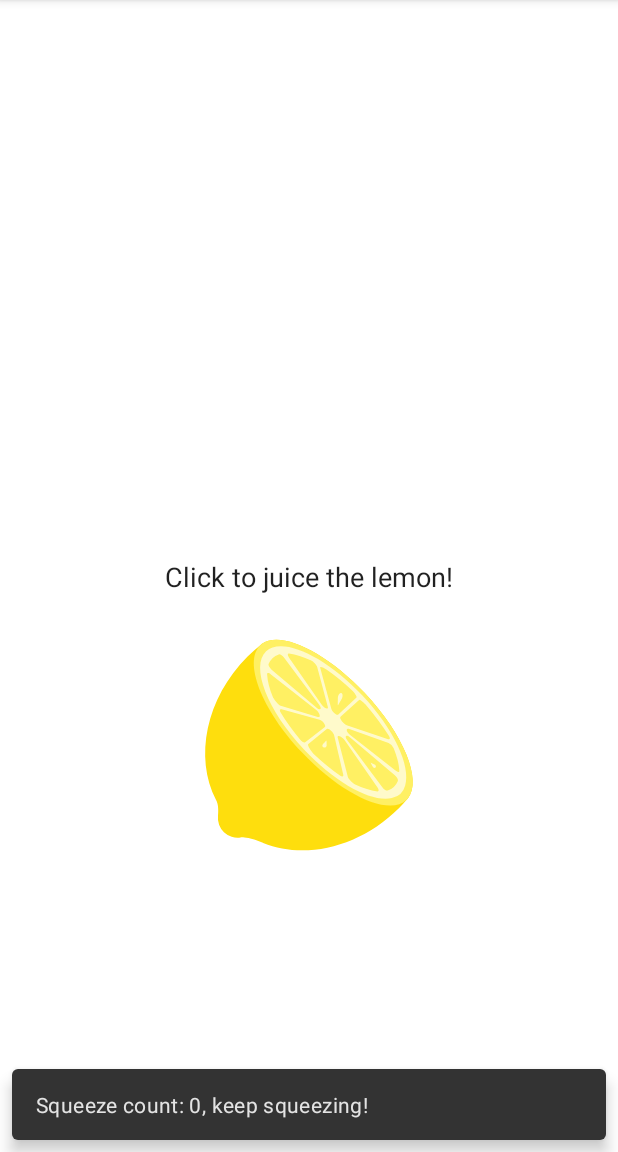
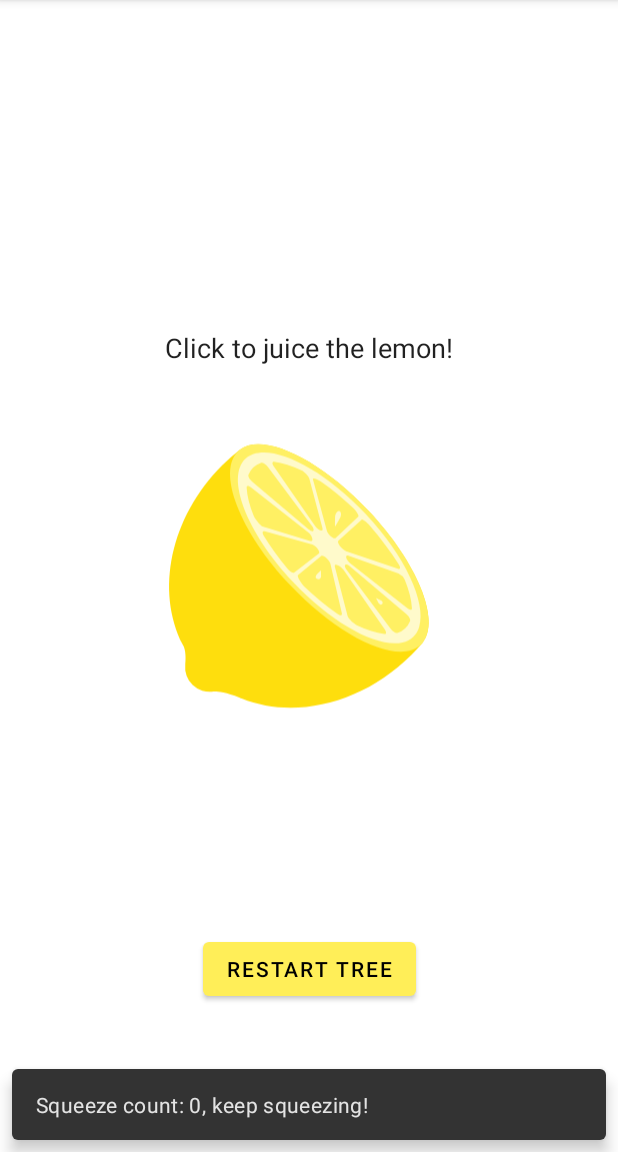
Before and after one commit to JairMendoza/LemonadeApp, an Android app: the screen it shows after launch (MainActivity), after a tap on "TODO", on a phone screen of 412 x 824 dp, the part 84-1236 px from its top. Run offline under Robolectric (Android 15) with nearby library versions, the phone set to English and light mode, and no system bars.

Commit message:
Add three states from the lemon tree

```diff
--- a/app/src/main/java/com/example/lemonade/MainActivity.kt
+++ b/app/src/main/java/com/example/lemonade/MainActivity.kt
@@ -18,6 +18,7 @@ package com.example.lemonade
 import androidx.appcompat.app.AppCompatActivity
 import android.os.Bundle
 import android.util.Log
+import android.widget.Button
 import android.widget.ImageView
 import android.widget.TextView
 import com.google.android.material.snackbar.Snackbar
@@ -35,6 +36,7 @@ class MainActivity : AppCompatActivity() {
     private val LEMONADE_STATE = "LEMONADE_STATE"
     private val LEMON_SIZE = "LEMON_SIZE"
     private val SQUEEZE_COUNT = "SQUEEZE_COUNT"
+    private val LEMON_TREE_COUNT = "LEMON_TREE_COUNT"
     // SELECT represents the "pick lemon" state
     private val SELECT = "select"
     // SQUEEZE represents the "squeeze lemon" state
@@ -49,9 +51,12 @@ class MainActivity : AppCompatActivity() {
     private var lemonSize = -1
     // Default the squeezeCount to -1
     private var squeezeCount = -1
+    // Default  the lemonTreeCount
+    private var lemonTreeCount = 3
 
     private var lemonTree = LemonTree()
     private var lemonImage: ImageView? = null
+    private var restartButton: Button? = null
 
 
 
@@ -68,6 +73,7 @@ class MainActivity : AppCompatActivity() {
             lemonadeState = savedInstanceState.getString(LEMONADE_STATE, "select")
             lemonSize = savedInstanceState.getInt(LEMON_SIZE, -1)
             squeezeCount = savedInstanceState.getInt(SQUEEZE_COUNT, -1)
+            lemonTreeCount = savedInstanceState.getInt(LEMON_TREE_COUNT , 3)
         }
         // === END IF STATEMENT ===
 
@@ -79,8 +85,15 @@ class MainActivity : AppCompatActivity() {
         }
         lemonImage!!.setOnLongClickListener {
             // TODO: replace 'false' with a call to the function that shows the squeeze count
-            false
+            showSnackbar()
         }
+        restartButton = findViewById(R.id.restartTreeButton)
+        restartButton!!.setOnClickListener{
+            if (lemonadeState == SELECT)
+                restartLemonsTree()
+        }
+
+
     }
 
     /**
@@ -92,6 +105,7 @@ class MainActivity : AppCompatActivity() {
         outState.putString(LEMONADE_STATE, lemonadeState)
         outState.putInt(LEMON_SIZE, lemonSize)
         outState.putInt(SQUEEZE_COUNT, squeezeCount)
+        outState.putInt(LEMON_TREE_COUNT, lemonTreeCount)
         super.onSaveInstanceState(outState)
     }
 
@@ -110,11 +124,16 @@ class MainActivity : AppCompatActivity() {
         //  - The squeezeCount should be 0 since we haven't squeezed any lemons just yet.
 
         if (lemonadeState == SELECT) {
-            lemonadeState = SQUEEZE
-            lemonSize = lemonTree.pick()
-            squeezeCount = 0
-            setViewElements()
-            showSnackbar()
+            if (lemonTreeCount == 0){
+                showNoLemons()
+            }
+            else {
+                lemonadeState = SQUEEZE
+                lemonSize = lemonTree.pick()
+                squeezeCount = 0
+                lemonTreeCount -= 1
+                setViewElements()
+            }
         }
 
         // TODO: When the image is clicked in the SQUEEZE state the squeezeCount needs to be
@@ -161,12 +180,18 @@ class MainActivity : AppCompatActivity() {
 
         val state = when(lemonadeState){
             SELECT -> {
-                lemonImage?.setImageResource(R.drawable.lemon_tree)
+                val lemons = when(lemonTreeCount){
+                    3 -> lemonImage?.setImageResource(R.drawable.lemon_tree)
+                    2 -> lemonImage?.setImageResource(R.drawable.tree_with_2_lemons)
+                    1 -> lemonImage?.setImageResource(R.drawable.tree_with_1_lemons)
+                    else -> lemonImage?.setImageResource(R.drawable.tree_with_no_lemons)
+                }
                 textAction.setText("Click to select a lemon!")
             }
             SQUEEZE ->  {
                 lemonImage?.setImageResource(R.drawable.lemon_squeeze)
                 textAction.setText("Click to juice the lemon!")
+                showSnackbar()
             }
             DRINK -> {
                 lemonImage?.setImageResource(R.drawable.lemon_drink)
@@ -204,6 +229,17 @@ class MainActivity : AppCompatActivity() {
         ).show()
         return true
     }
+
+    private fun showNoLemons(){
+        val alertText = getString(R.string.alert_no_lemons)
+        Snackbar.make(findViewById(R.id.constraint_Layout),
+            alertText,Snackbar.LENGTH_SHORT).show()
+    }
+
+    private fun restartLemonsTree(){
+        lemonTreeCount = 3
+        lemonImage?.setImageResource(R.drawable.lemon_tree)
+    }
 }
 
 /**
@@ -212,6 +248,6 @@ class MainActivity : AppCompatActivity() {
  */
 class LemonTree {
     fun pick(): Int {
-        return (2..4).random()
+        return (2..6).random()
     }
 }
--- a/app/src/main/res/layout/activity_main.xml
+++ b/app/src/main/res/layout/activity_main.xml
@@ -30,20 +30,32 @@
         android:text="@string/lemon_select"
         android:textAppearance="@style/TextAppearance.AppCompat.Body1"
         android:textSize="18sp"
+        app:layout_constraintBottom_toTopOf="@+id/image_lemon_state"
+        app:layout_constraintEnd_toEndOf="parent"
+        app:layout_constraintStart_toStartOf="parent" />
+
+    <ImageView
+        android:id="@+id/image_lemon_state"
+        android:layout_width="200dp"
+        android:layout_height="280dp"
+        android:contentDescription="@string/todo"
+        app:layout_constraintBottom_toBottomOf="parent"
+        app:layout_constraintHorizontal_bias="0.469"
+        app:layout_constraintLeft_toLeftOf="parent"
+        app:layout_constraintRight_toRightOf="parent"
+        app:layout_constraintTop_toTopOf="parent"
+        app:srcCompat="@drawable/lemon_tree"
+        tools:ignore="ImageContrastCheck" />
+
+    <Button
+        android:id="@+id/restartTreeButton"
+        android:layout_width="wrap_content"
+        android:layout_height="wrap_content"
+        android:text="@string/restart_tree_button"
+        android:visibility="visible"
         app:layout_constraintBottom_toBottomOf="parent"
         app:layout_constraintEnd_toEndOf="parent"
         app:layout_constraintStart_toStartOf="parent"
-        app:layout_constraintTop_toTopOf="parent" />
-
-    <ImageView
-        android:id="@+id/image_lemon_state"
-        android:layout_width="wrap_content"
-        android:layout_height="wrap_content"
-        android:contentDescription="@string/todo"
-        app:layout_constraintLeft_toLeftOf="parent"
-        app:layout_constraintRight_toRightOf="parent"
-        app:layout_constraintTop_toBottomOf="@+id/text_action"
-        app:srcCompat="@drawable/lemon_tree"
-        tools:ignore="ImageContrastCheck" />
+        app:layout_constraintTop_toBottomOf="@+id/image_lemon_state" />
 
 </androidx.constraintlayout.widget.ConstraintLayout>
--- a/app/src/main/res/values/strings.xml
+++ b/app/src/main/res/values/strings.xml
@@ -20,5 +20,7 @@
     <string name="lemon_drink">Click to drink your lemonade!</string>
     <string name="lemon_empty_glass">Click to start again!</string>
     <string name="squeeze_count">Squeeze count: %1$d, keep squeezing!</string>
+    <string name="alert_no_lemons">Press restart button to pick more lemons!</string>
     <string name="todo">TODO</string>
+    <string name="restart_tree_button">Restart Tree</string>
 </resources>
```
Also changed, not shown: app/src/main/res/drawable/tree_with_1_lemons.png (added), app/src/main/res/drawable/tree_with_2_lemons.png (added), app/src/main/res/drawable/tree_with_no_lemons.png (added).
